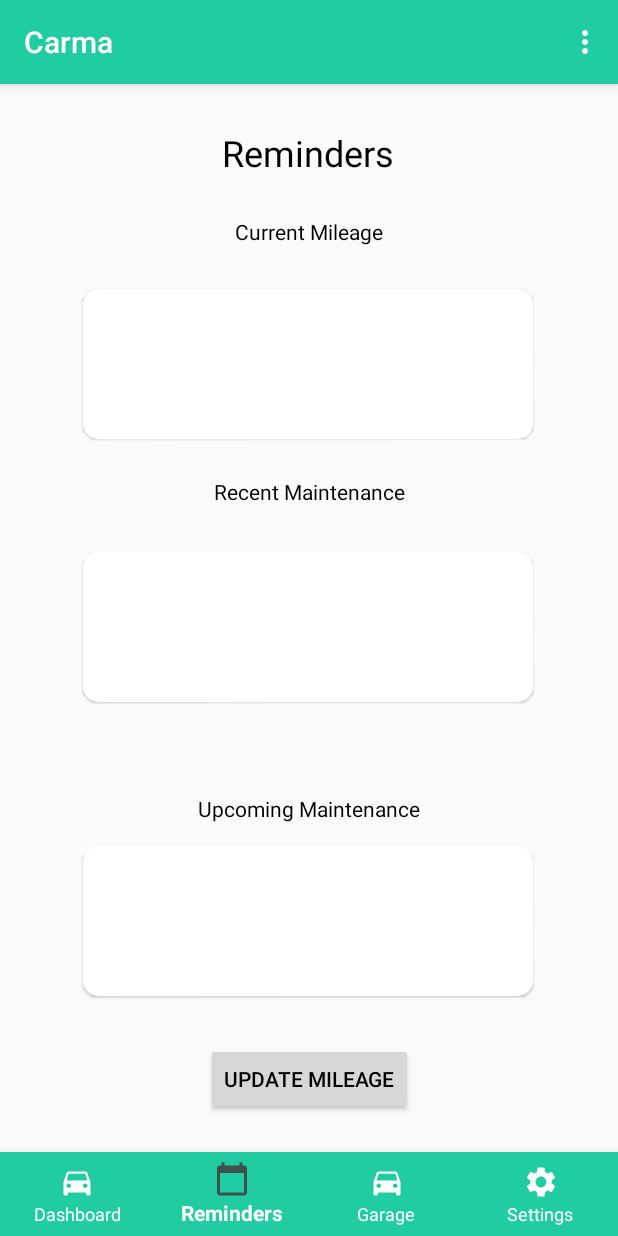
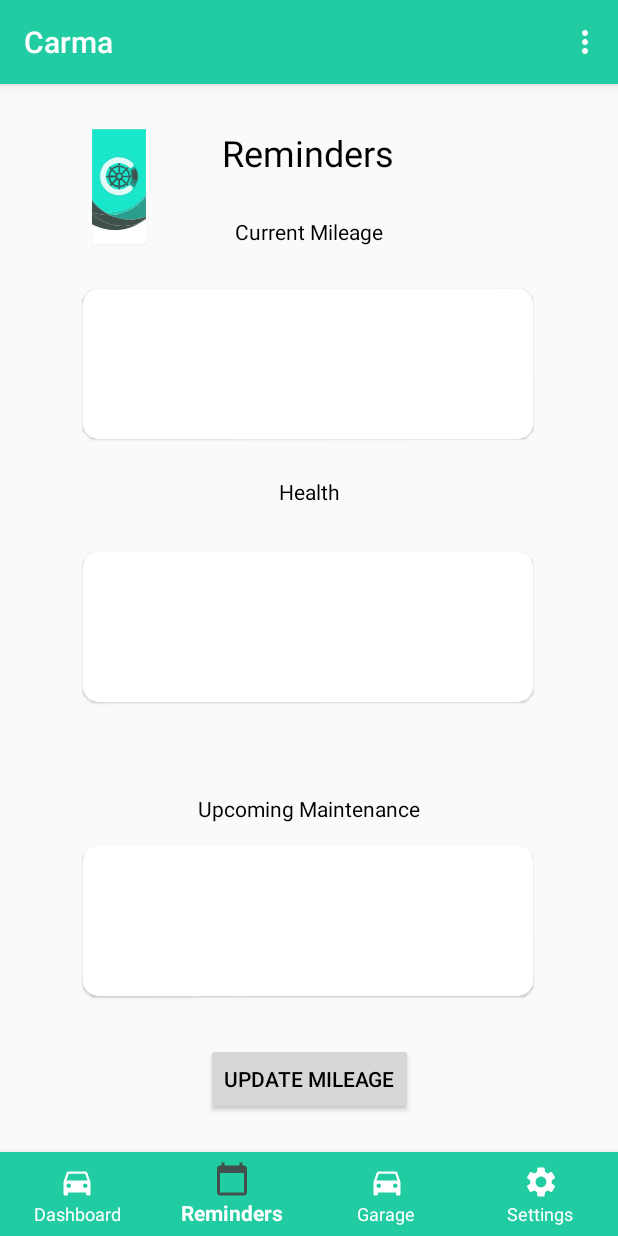
Before and after one commit to EdwardCordero/CARMA, an Android app: the screen it shows after launch once a user with an empty profile is signed in (MainActivity), item 2 of the bottom bar chosen, on a phone screen of 412 x 824 dp. Run offline under Robolectric (Android 15) with nearby library versions, the phone set to English and light mode, and no system bars; our stand-ins replace Firebase (no records; nobody signed in at launch, a user with empty details on screens opened directly); libraries missing offline, so code that uses them is left out: com.firebase.ui.

Commit message:
Removed recent maintenance and replaced it with health of parts showing the percentage of health.

```diff
--- a/app/src/main/res/layout/activity_pop.xml
+++ b/app/src/main/res/layout/activity_pop.xml
@@ -63,6 +63,11 @@
             android:id="@+id/editTextUpdateMileage"
             android:layout_width="match_parent"
             android:layout_height="match_parent"
+            android:textColor="#0C0C0C"
+            android:textColorHighlight="#151515"
+            android:textColorHint="#121111"
+            android:textColorLink="#0C0C0C"
+            android:textCursorDrawable="@color/common_google_signin_btn_text_dark_focused"
             android:textSize="14dp" />
     </com.google.android.material.textfield.TextInputLayout>
 
--- a/app/src/main/res/layout/fragment_reminder.xml
+++ b/app/src/main/res/layout/fragment_reminder.xml
@@ -20,16 +20,9 @@
         app:layout_constraintTop_toTopOf="parent" />
 
 
+
+
     ]]>
-
-    <androidx.recyclerview.widget.RecyclerView
-        android:id="@+id/recyclerViewReminders"
-        android:layout_width="match_parent"
-        android:layout_height="match_parent"
-        app:layout_constraintBottom_toBottomOf="parent"
-        app:layout_constraintEnd_toEndOf="parent"
-        app:layout_constraintStart_toStartOf="parent"
-        app:layout_constraintTop_toTopOf="parent" />
 
     <androidx.cardview.widget.CardView
         android:id="@+id/card_view3"
@@ -153,7 +146,7 @@
         android:id="@+id/textView2"
         android:layout_width="wrap_content"
         android:layout_height="wrap_content"
-        android:text="Recent Maintenance"
+        android:text="Health"
         android:textColor="@android:color/black"
         app:layout_constraintBottom_toTopOf="@+id/card_view2"
         app:layout_constraintEnd_toEndOf="parent"
@@ -173,5 +166,16 @@
         app:layout_constraintTop_toBottomOf="@+id/card_view2"
         app:layout_constraintVertical_bias="0.8" />
 
+    <ImageView
+        android:id="@+id/imageView2"
+        android:layout_width="129dp"
+        android:layout_height="77dp"
+        android:src="@drawable/background_splashscreen"
+        app:layout_constraintBottom_toTopOf="@+id/card_view1"
+        app:layout_constraintEnd_toEndOf="parent"
+        app:layout_constraintHorizontal_bias="0.053"
+        app:layout_constraintStart_toStartOf="parent"
+        app:layout_constraintTop_toTopOf="parent" />
+
 
 </androidx.constraintlayout.widget.ConstraintLayout>
```
Also changed, not shown: app/src/main/java/com/finalproject/app/Reminder.java (+43 -59 lines).
